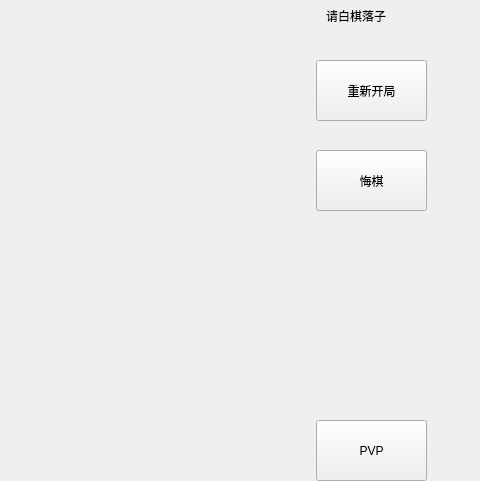
Before: the Qt Designer form mainwindow.ui in MercedesKK/Gobang, drawn with Qt 5; both pictures show x 334 to 814 and y 100 to 581 of the 814 by 734 pixel window.
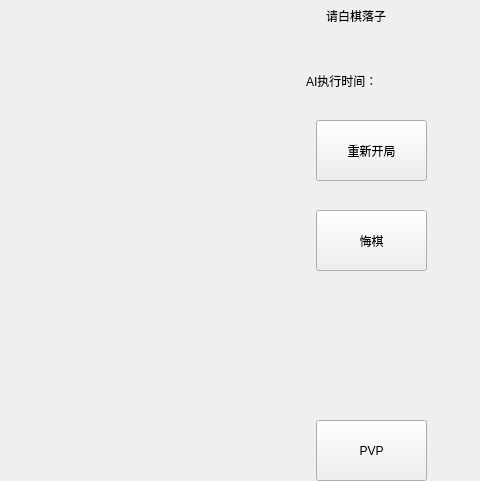
After: the same form once the commit is applied. Icons and pictures are not drawn.

```diff
--- a/mainwindow.ui
+++ b/mainwindow.ui
@@ -21,7 +21,7 @@
     <property name="geometry">
      <rect>
       <x>650</x>
-      <y>250</y>
+      <y>310</y>
       <width>111</width>
       <height>61</height>
      </rect>
@@ -63,7 +63,7 @@
     <property name="geometry">
      <rect>
       <x>650</x>
-      <y>160</y>
+      <y>220</y>
       <width>111</width>
       <height>61</height>
      </rect>
@@ -111,7 +111,7 @@
     <property name="geometry">
      <rect>
       <x>660</x>
-      <y>350</y>
+      <y>380</y>
       <width>131</width>
       <height>141</height>
      </rect>
@@ -136,6 +136,19 @@
      <string>开发人员：张靖凯、时天逸</string>
     </property>
    </widget>
+   <widget class="QLabel" name="time">
+    <property name="geometry">
+     <rect>
+      <x>640</x>
+      <y>160</y>
+      <width>141</width>
+      <height>41</height>
+     </rect>
+    </property>
+    <property name="text">
+     <string>AI执行时间：</string>
+    </property>
+   </widget>
   </widget>
   <widget class="QMenuBar" name="menubar">
    <property name="geometry">
```
